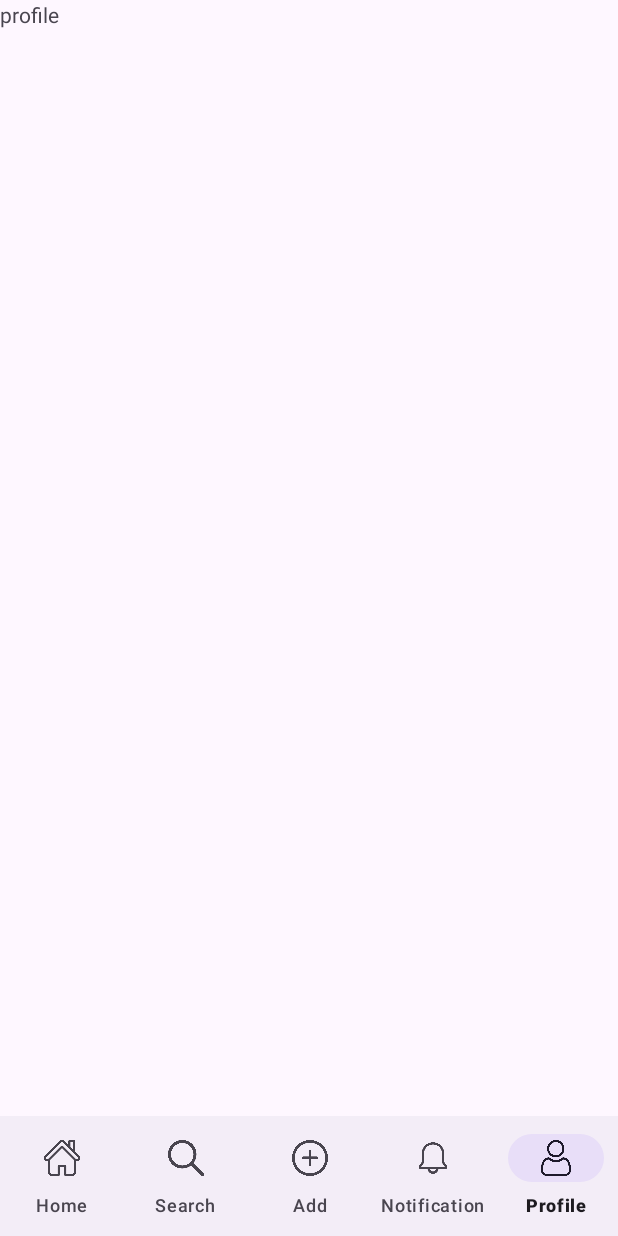
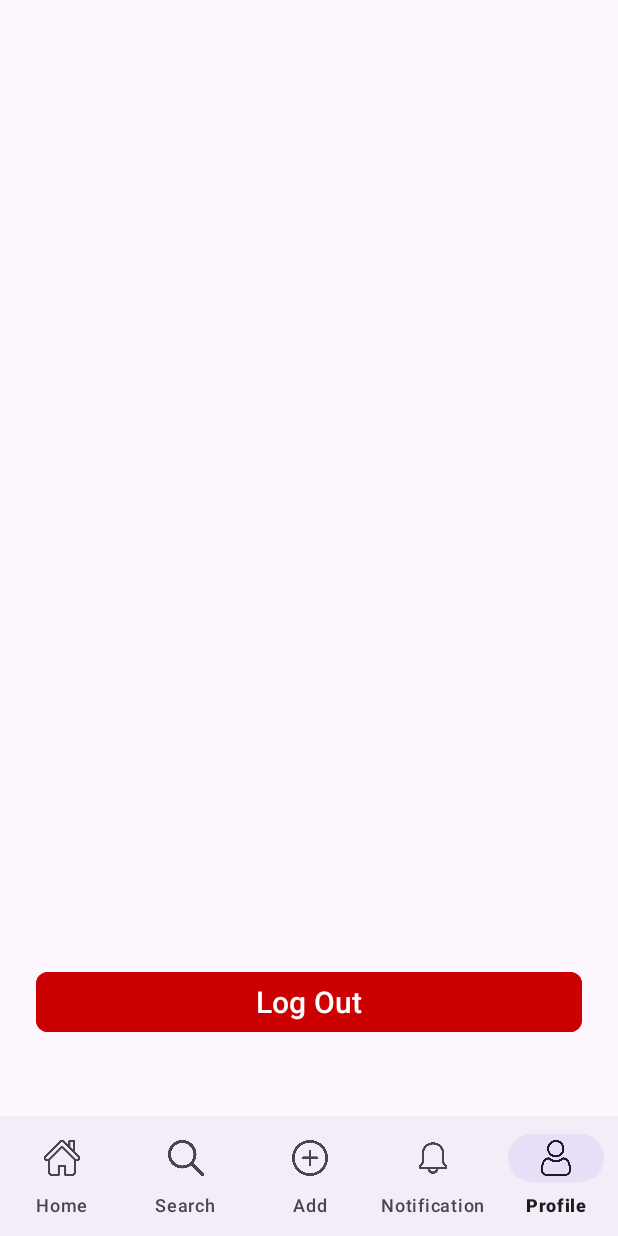
Before and after one commit to MaleeshaShashini/PasalHawula, an Android app: the ProfileActivity screen opened directly, with no data from a screen before it, on a phone screen of 412 x 824 dp. Run offline under Robolectric (Android 15) with nearby library versions, the phone set to English and light mode, and no system bars; Roboto replaces fonts that are not available here.

Commit message:
Feat: Add logout functionality to ProfileActivity
Changes include:
-Added btnLogout (Button) to activity_profile.xml, positioned above the bottom navigation.
-Implemented performLogout() method in ProfileActivity.java
-Clear user session data from SharedPreferences.
-Display a "Logged out successfully!" toast message.
-Navigate the user back to login while clearing the activity back

```diff
--- a/app/src/main/java/com/s23010667/pasalhawula/ProfileActivity.java
+++ b/app/src/main/java/com/s23010667/pasalhawula/ProfileActivity.java
@@ -8,16 +8,21 @@ import android.view.MenuItem;
 
 import com.google.android.material.bottomnavigation.BottomNavigationView;
 import com.google.android.material.navigation.NavigationBarView;
+import android.content.SharedPreferences;
+import android.view.View;
+import android.widget.Button;
+import android.widget.Toast;
 
 public class ProfileActivity extends AppCompatActivity {
 
     BottomNavigationView bottomNavigationView;
-
+    private Button btnLogout; // Declare the Button variable
     @Override
     protected void onCreate(Bundle savedInstanceState) {
         super.onCreate(savedInstanceState);
         setContentView(R.layout.activity_profile); // Set the layout for Profile Activity
 
+        btnLogout = findViewById(R.id.btnLogout);
         bottomNavigationView = findViewById(R.id.bottom_navigation);
 
         // Set User Icon as selected when in Profile Activity
@@ -60,5 +65,31 @@ public class ProfileActivity extends AppCompatActivity {
                 return false;
             }
         });
+        // Set OnClickListener for the Log Out Button
+        btnLogout.setOnClickListener(new View.OnClickListener() {
+            @Override
+            public void onClick(View v) {
+                performLogout();
+            }
+        });
+    }
+
+    private void performLogout() {
+        // Clear user session data
+        SharedPreferences sharedPreferences = getSharedPreferences("user_prefs", MODE_PRIVATE);
+        SharedPreferences.Editor editor = sharedPreferences.edit();
+        editor.clear(); // Clears all data in this SharedPreferences file for "user_prefs"
+
+        editor.apply(); // Use apply() for asynchronous save
+
+        Toast.makeText(this, "Logged out successfully!", Toast.LENGTH_SHORT).show(); //  Show a toast message (optional)
+
+        Intent intent = new Intent(ProfileActivity.this, MainActivity.class);// Navigate to the Login/Main Activity
+
+        intent.setFlags(Intent.FLAG_ACTIVITY_NEW_TASK | Intent.FLAG_ACTIVITY_CLEAR_TASK);
+
+        startActivity(intent);
+
+        finish();// Finish the current activity (ProfileActivity)
     }
 }
--- a/app/src/main/res/layout/activity_profile.xml
+++ b/app/src/main/res/layout/activity_profile.xml
@@ -17,12 +17,21 @@
         app:menu="@menu/bottom_nav_menu"
         app:labelVisibilityMode="labeled"/>
 
-    <TextView
-        android:id="@+id/textView4"
-        android:layout_width="wrap_content"
+    <Button
+        android:id="@+id/btnLogout"
+        android:layout_width="0dp"
         android:layout_height="wrap_content"
-        android:text="profile"
-        tools:layout_editor_absoluteX="54dp"
-        tools:layout_editor_absoluteY="166dp" />
+        android:layout_marginStart="24dp"
+        android:layout_marginEnd="24dp"
+        android:layout_marginBottom="132dp"
+        android:backgroundTint="@android:color/holo_red_dark"
+        android:text="@string/logout"
+        android:textSize="20sp"
+        app:cornerRadius="8dp"
+        app:layout_constraintBottom_toBottomOf="parent"
+        app:layout_constraintEnd_toEndOf="parent"
+        app:layout_constraintHorizontal_bias="1.0"
+        app:layout_constraintStart_toStartOf="parent" />
+
 
 </androidx.constraintlayout.widget.ConstraintLayout>
--- a/app/src/main/res/values/strings.xml
+++ b/app/src/main/res/values/strings.xml
@@ -64,5 +64,7 @@
     <string name="back_button_description">Back</string>
     <string name="notification_title">Notification</string>
 
+    <!--Strings for profile -->
+    <string name="logout">Log Out</string>
 
 </resources>
```
